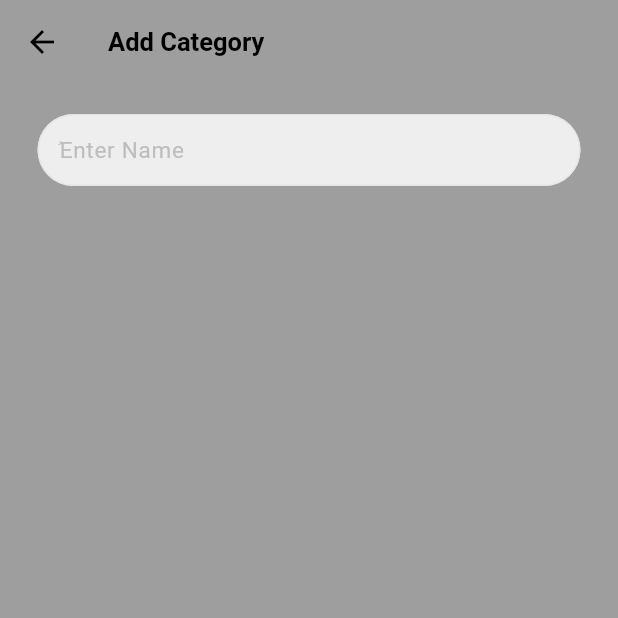
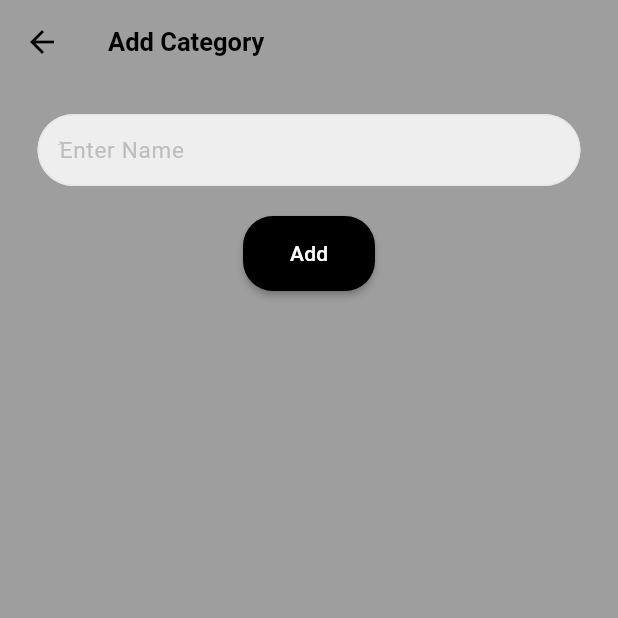
Before and after one commit to Adel-Altwaish/UniHub, a Flutter app: the AddCategory screen opened by its route, on a phone screen of 412 x 824 dp, the top half of it. Run offline on Flutter 3.47's test engine with Material 3 defaults, Android fonts, the light colour scheme and no system bars; our stand-ins replace awesome_dialog, firebase_auth, firebase_core, google_sign_in; accounts and stored records are empty.

Commit message:
add.dart

```diff
--- a/lib/categories/add.dart
+++ b/lib/categories/add.dart
@@ -2,6 +2,7 @@
 
 import 'package:flutter/material.dart';
 import 'package:uni_hub/widgets/customtextformfieldadd.dart';
+import 'package:uni_hub/widgets/my_button.dart';
 
 class AddCategory extends StatefulWidget {
   const AddCategory({super.key});
@@ -37,7 +38,8 @@ class _AddCategoryState extends State<AddCategory> {
                   }
                 },
               ),
-            )
+            ),
+            MyButton(color: Colors.black, title: Text('Add'), onPressed: (){})
           ],
         ),
       ),
```
